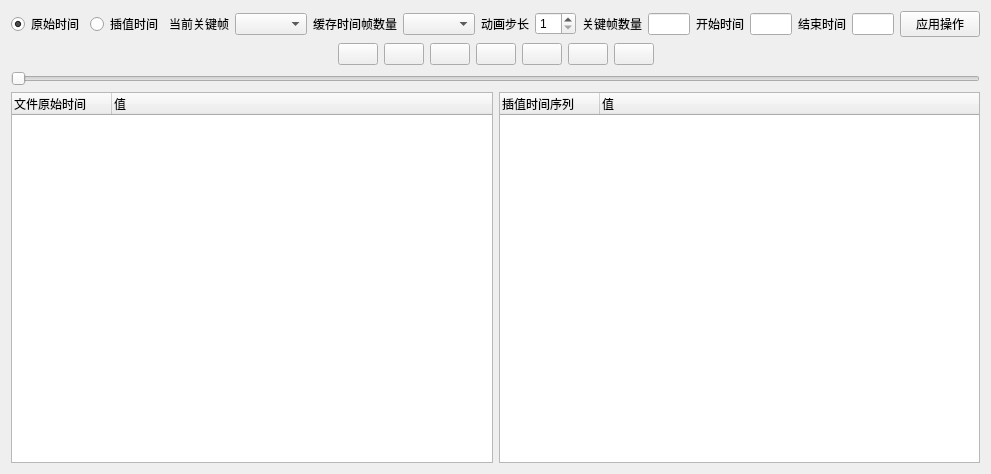
This is Qt/Resources/UI/Animation.ui in hu-shuhan/editOpeniGame as Qt 5 draws it before an edit. The edited form follows.
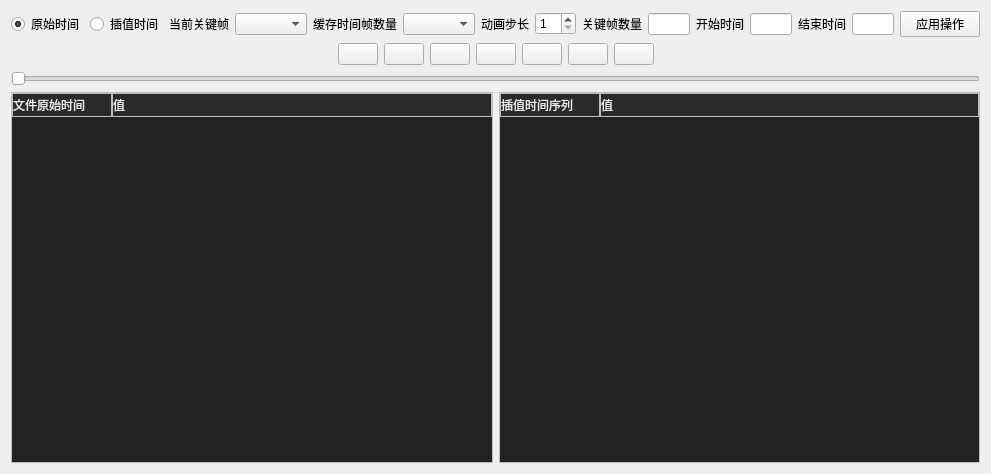
This is the edited form. Icons and pictures are not drawn. Custom widgets are drawn as their Qt base class.

Diff of the .ui file:
```diff
--- a/Qt/Resources/UI/Animation.ui
+++ b/Qt/Resources/UI/Animation.ui
@@ -308,6 +308,20 @@
     <layout class="QHBoxLayout" name="horizontalLayout_2">
      <item>
       <widget class="igQtAnimationTreeWidget_snap" name="treeWidget_snap">
+       <property name="styleSheet">
+        <string notr="true">QTreeWidget {
+    border: 1px solid #BEBEBE;
+    background-color: #222222;
+}
+QTreeWidget::item {
+    color: rgba(255, 255, 255, 204);
+}
+QHeaderView::section {
+    border: 1px solid #BEBEBE;
+    background-color: #2A2A2A;
+    color: rgba(255, 255, 255, 230);
+}</string>
+       </property>
        <column>
         <property name="text">
          <string notr="true">文件原始时间</string>
@@ -332,6 +346,20 @@
      </item>
      <item>
       <widget class="igQtAnimationTreeWidget_interpolate" name="treeWidget_interpolate">
+       <property name="styleSheet">
+        <string notr="true">QTreeWidget {
+    border: 1px solid #BEBEBE;
+    background-color: #222222;
+}
+QTreeWidget::item {
+    color: rgba(255, 255, 255, 204);
+}
+QHeaderView::section {
+    border: 1px solid #BEBEBE;
+    background-color: #2A2A2A;
+    color: rgba(255, 255, 255, 230);
+}</string>
+       </property>
        <column>
         <property name="text">
          <string notr="true">插值时间序列</string>
```
